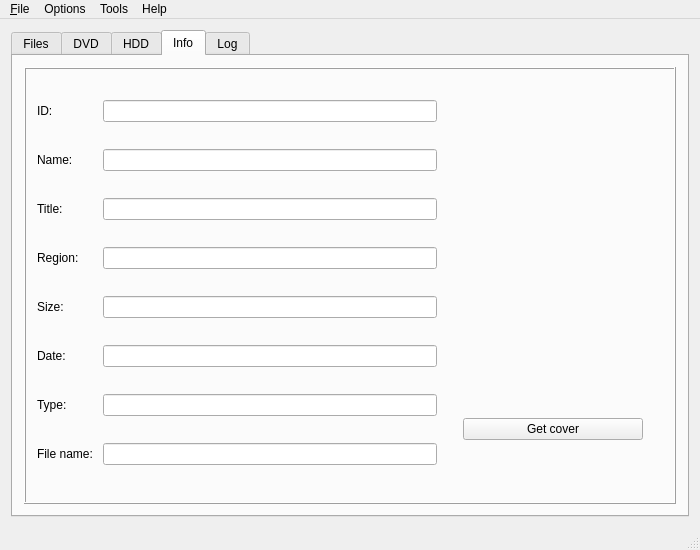
evertonstz/wiibafu, file resources/ui/wiibafu.ui: the form before one commit.
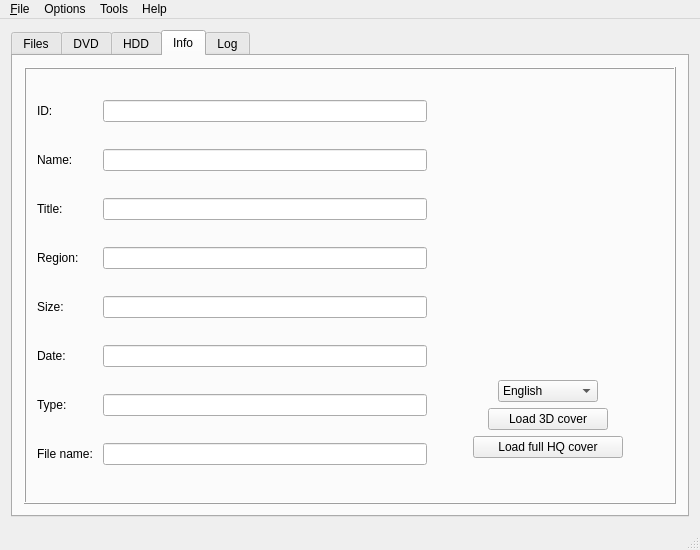
The form after the commit. The open tabs and pages were chosen to show the change. Icons and pictures are not drawn.

Commit message: Load game covers in different languages, HQ game cover functionality added, total infos for game images and hdd wbfs

Patch:
```diff
--- a/resources/ui/wiibafu.ui
+++ b/resources/ui/wiibafu.ui
@@ -319,9 +319,7 @@
           <property name="frameShadow">
            <enum>QFrame::Raised</enum>
           </property>
-          <layout class="QGridLayout" name="gridLayout_3">
-           <item row="0" column="0">
-            <layout class="QHBoxLayout" name="horizontalLayout_13">
+          <layout class="QHBoxLayout" name="horizontalLayout_31">
              <item>
               <layout class="QVBoxLayout" name="verticalLayout_5">
                <item>
@@ -519,30 +517,14 @@
               </layout>
              </item>
              <item>
-              <spacer name="horizontalSpacer">
-               <property name="orientation">
-                <enum>Qt::Horizontal</enum>
-               </property>
-               <property name="sizeType">
-                <enum>QSizePolicy::Minimum</enum>
-               </property>
-               <property name="sizeHint" stdset="0">
-                <size>
-                 <width>20</width>
-                 <height>20</height>
-                </size>
-               </property>
-              </spacer>
-             </item>
+            <layout class="QVBoxLayout" name="verticalLayout_7">
              <item>
-              <layout class="QGridLayout" name="gridLayout_2">
-               <item row="0" column="0">
                 <spacer name="verticalSpacer_2">
                  <property name="orientation">
                   <enum>Qt::Vertical</enum>
                  </property>
                  <property name="sizeType">
-                  <enum>QSizePolicy::Preferred</enum>
+                <enum>QSizePolicy::Expanding</enum>
                  </property>
                  <property name="sizeHint" stdset="0">
                   <size>
@@ -552,17 +534,12 @@
                  </property>
                 </spacer>
                </item>
-               <item row="3" column="0">
-                <widget class="QPushButton" name="pushButton_Info_GetCover">
-                 <property name="text">
-                  <string>Get cover</string>
-                 </property>
-                </widget>
-               </item>
-               <item row="4" column="0">
-                <spacer name="verticalSpacer">
+             <item>
+              <layout class="QHBoxLayout" name="horizontalLayout_13">
+               <item>
+                <spacer name="horizontalSpacer">
                  <property name="orientation">
-                  <enum>Qt::Vertical</enum>
+                  <enum>Qt::Horizontal</enum>
                  </property>
                  <property name="sizeType">
                   <enum>QSizePolicy::Preferred</enum>
@@ -570,12 +547,12 @@
                  <property name="sizeHint" stdset="0">
                   <size>
                    <width>20</width>
-                   <height>18</height>
+                   <height>20</height>
                   </size>
                  </property>
                 </spacer>
                </item>
-               <item row="1" column="0">
+               <item>
                 <widget class="QLabel" name="label_GameCover">
                  <property name="minimumSize">
                   <size>
@@ -600,17 +577,13 @@
                  </property>
                 </widget>
                </item>
-              </layout>
-             </item>
-            </layout>
-           </item>
-           <item row="0" column="1">
+               <item>
             <spacer name="horizontalSpacer_2">
              <property name="orientation">
               <enum>Qt::Horizontal</enum>
              </property>
              <property name="sizeType">
-              <enum>QSizePolicy::Minimum</enum>
+                  <enum>QSizePolicy::Preferred</enum>
              </property>
              <property name="sizeHint" stdset="0">
               <size>
@@ -619,6 +592,284 @@
               </size>
              </property>
             </spacer>
+               </item>
+              </layout>
+             </item>
+             <item>
+              <spacer name="verticalSpacer_3">
+               <property name="orientation">
+                <enum>Qt::Vertical</enum>
+               </property>
+               <property name="sizeType">
+                <enum>QSizePolicy::Preferred</enum>
+               </property>
+               <property name="sizeHint" stdset="0">
+                <size>
+                 <width>20</width>
+                 <height>10</height>
+                </size>
+               </property>
+              </spacer>
+             </item>
+             <item>
+              <layout class="QHBoxLayout" name="horizontalLayout_16">
+               <item>
+                <spacer name="horizontalSpacer_3">
+                 <property name="orientation">
+                  <enum>Qt::Horizontal</enum>
+                 </property>
+                 <property name="sizeType">
+                  <enum>QSizePolicy::Preferred</enum>
+                 </property>
+                 <property name="sizeHint" stdset="0">
+                  <size>
+                   <width>40</width>
+                   <height>20</height>
+                  </size>
+                 </property>
+                </spacer>
+               </item>
+               <item>
+                <widget class="QComboBox" name="comboBox_CoverLanguages">
+                 <property name="minimumSize">
+                  <size>
+                   <width>100</width>
+                   <height>0</height>
+                  </size>
+                 </property>
+                 <property name="maximumSize">
+                  <size>
+                   <width>100</width>
+                   <height>16777215</height>
+                  </size>
+                 </property>
+                 <item>
+                  <property name="text">
+                   <string>English</string>
+                  </property>
+                 </item>
+                 <item>
+                  <property name="text">
+                   <string>France</string>
+                  </property>
+                 </item>
+                 <item>
+                  <property name="text">
+                   <string>German</string>
+                  </property>
+                 </item>
+                 <item>
+                  <property name="text">
+                   <string>Spain</string>
+                  </property>
+                 </item>
+                 <item>
+                  <property name="text">
+                   <string>Italy</string>
+                  </property>
+                 </item>
+                 <item>
+                  <property name="text">
+                   <string>Netherland</string>
+                  </property>
+                 </item>
+                 <item>
+                  <property name="text">
+                   <string>Portuguese</string>
+                  </property>
+                 </item>
+                 <item>
+                  <property name="text">
+                   <string>Northern Sami</string>
+                  </property>
+                 </item>
+                 <item>
+                  <property name="text">
+                   <string>Denmark</string>
+                  </property>
+                 </item>
+                 <item>
+                  <property name="text">
+                   <string>Norway</string>
+                  </property>
+                 </item>
+                 <item>
+                  <property name="text">
+                   <string>Finland</string>
+                  </property>
+                 </item>
+                 <item>
+                  <property name="text">
+                   <string>Russia</string>
+                  </property>
+                 </item>
+                 <item>
+                  <property name="text">
+                   <string>Japan</string>
+                  </property>
+                 </item>
+                 <item>
+                  <property name="text">
+                   <string>Korea</string>
+                  </property>
+                 </item>
+                 <item>
+                  <property name="text">
+                   <string>Taiwan</string>
+                  </property>
+                 </item>
+                 <item>
+                  <property name="text">
+                   <string>China</string>
+                  </property>
+                 </item>
+                </widget>
+               </item>
+               <item>
+                <spacer name="horizontalSpacer_4">
+                 <property name="orientation">
+                  <enum>Qt::Horizontal</enum>
+                 </property>
+                 <property name="sizeType">
+                  <enum>QSizePolicy::Preferred</enum>
+                 </property>
+                 <property name="sizeHint" stdset="0">
+                  <size>
+                   <width>40</width>
+                   <height>20</height>
+                  </size>
+                 </property>
+                </spacer>
+               </item>
+              </layout>
+             </item>
+             <item>
+              <layout class="QHBoxLayout" name="horizontalLayout_17">
+               <item>
+                <spacer name="horizontalSpacer_5">
+                 <property name="orientation">
+                  <enum>Qt::Horizontal</enum>
+                 </property>
+                 <property name="sizeType">
+                  <enum>QSizePolicy::Preferred</enum>
+                 </property>
+                 <property name="sizeHint" stdset="0">
+                  <size>
+                   <width>40</width>
+                   <height>20</height>
+                  </size>
+                 </property>
+                </spacer>
+               </item>
+               <item>
+                <widget class="QPushButton" name="pushButton_Info_Load3DCover">
+                 <property name="minimumSize">
+                  <size>
+                   <width>120</width>
+                   <height>0</height>
+                  </size>
+                 </property>
+                 <property name="maximumSize">
+                  <size>
+                   <width>120</width>
+                   <height>16777215</height>
+                  </size>
+                 </property>
+                 <property name="text">
+                  <string>Load 3D cover</string>
+                 </property>
+                </widget>
+               </item>
+               <item>
+                <spacer name="horizontalSpacer_6">
+                 <property name="orientation">
+                  <enum>Qt::Horizontal</enum>
+                 </property>
+                 <property name="sizeType">
+                  <enum>QSizePolicy::Preferred</enum>
+                 </property>
+                 <property name="sizeHint" stdset="0">
+                  <size>
+                   <width>40</width>
+                   <height>20</height>
+                  </size>
+                 </property>
+                </spacer>
+               </item>
+              </layout>
+             </item>
+             <item>
+              <layout class="QHBoxLayout" name="horizontalLayout_18">
+               <item>
+                <spacer name="horizontalSpacer_7">
+                 <property name="orientation">
+                  <enum>Qt::Horizontal</enum>
+                 </property>
+                 <property name="sizeType">
+                  <enum>QSizePolicy::Preferred</enum>
+                 </property>
+                 <property name="sizeHint" stdset="0">
+                  <size>
+                   <width>40</width>
+                   <height>20</height>
+                  </size>
+                 </property>
+                </spacer>
+               </item>
+               <item>
+                <widget class="QPushButton" name="pushButton_Info_LoadFullHQCover">
+                 <property name="minimumSize">
+                  <size>
+                   <width>150</width>
+                   <height>0</height>
+                  </size>
+                 </property>
+                 <property name="maximumSize">
+                  <size>
+                   <width>150</width>
+                   <height>16777215</height>
+                  </size>
+                 </property>
+                 <property name="text">
+                  <string>Load full HQ cover</string>
+                 </property>
+                </widget>
+               </item>
+               <item>
+                <spacer name="horizontalSpacer_8">
+                 <property name="orientation">
+                  <enum>Qt::Horizontal</enum>
+                 </property>
+                 <property name="sizeType">
+                  <enum>QSizePolicy::Preferred</enum>
+                 </property>
+                 <property name="sizeHint" stdset="0">
+                  <size>
+                   <width>40</width>
+                   <height>20</height>
+                  </size>
+                 </property>
+                </spacer>
+               </item>
+              </layout>
+             </item>
+             <item>
+              <spacer name="verticalSpacer">
+               <property name="orientation">
+                <enum>Qt::Vertical</enum>
+               </property>
+               <property name="sizeType">
+                <enum>QSizePolicy::Expanding</enum>
+               </property>
+               <property name="sizeHint" stdset="0">
+                <size>
+                 <width>20</width>
+                 <height>18</height>
+                </size>
+               </property>
+              </spacer>
+             </item>
+            </layout>
            </item>
           </layout>
          </widget>
```
Lines whose indentation alone changed are shown as unchanged. The commit also changes 6 other files.
